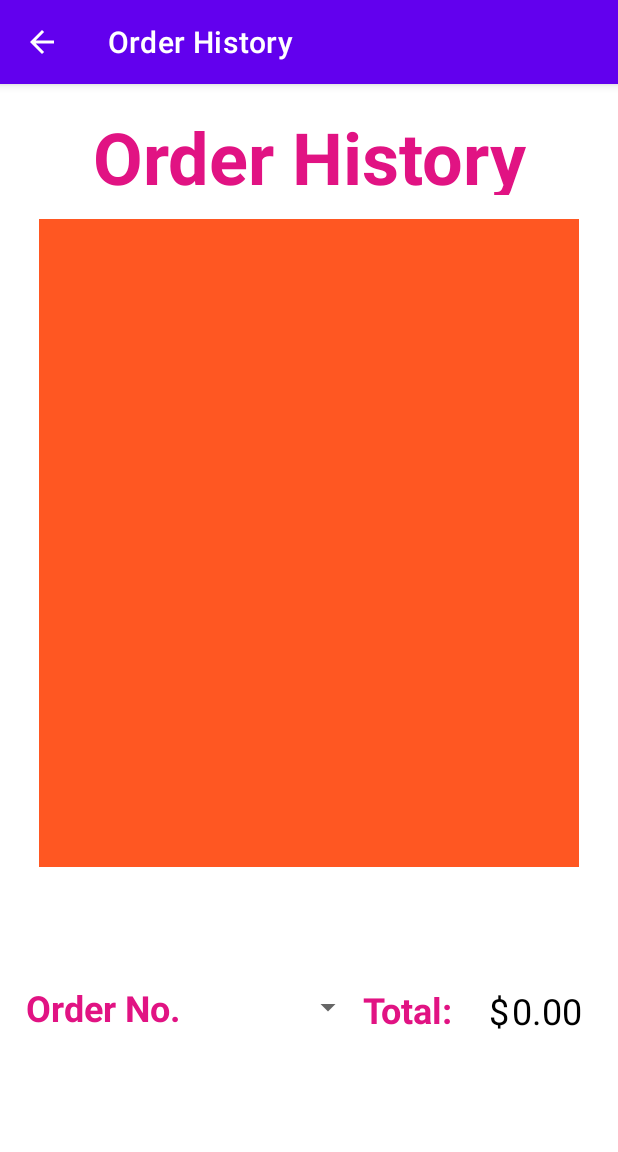
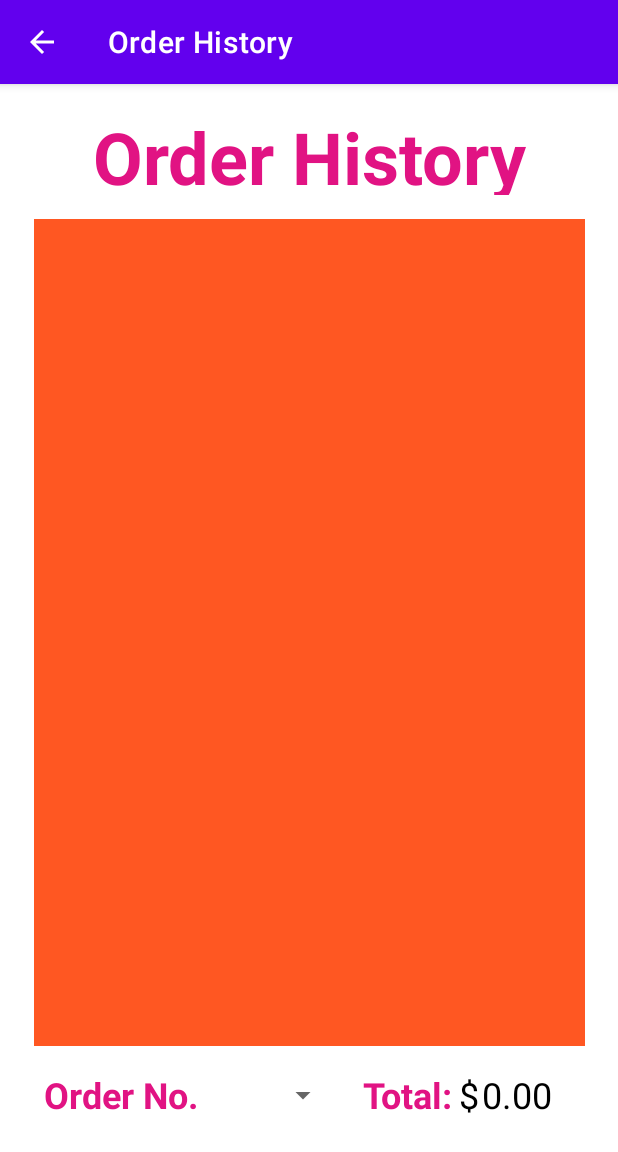
Before and after one commit to map112300/RUCafe_Android, an Android app: the screen it shows after launch (StoreOrdersActivity), after a tap on an icon or button, on a phone screen of 412 x 824 dp. Shown: the top 1152 px of the screen. Run offline under Robolectric (Android 15) with nearby library versions, the phone set to English and light mode, and no system bars.

Commit message:
Clean up

```diff
--- a/app/src/main/java/com/example/rucafe_android/BasketActivity.java
+++ b/app/src/main/java/com/example/rucafe_android/BasketActivity.java
@@ -84,7 +84,7 @@ public class BasketActivity extends AppCompatActivity implements AdapterView.OnI
      */
     private void setPriceValues() {
 
-        double totalFromDonutActivity = OrderingDonutsActivity.totalDonuts;
+        double totalFromDonutActivity = OrderingDonutsActivity.totalPrice;
         double tax = NJ_TAX * totalFromDonutActivity;
         double totalOrder = tax + totalFromDonutActivity;
 
@@ -115,7 +115,7 @@ public class BasketActivity extends AppCompatActivity implements AdapterView.OnI
 
         alert.setPositiveButton("yes", new DialogInterface.OnClickListener() {
             public void onClick(DialogInterface dialog, int which) {
-                OrderingDonutsActivity.totalDonuts -= Double.valueOf(MainActivity.itemsInOrder.get(position).itemPrice()); //update totalDonuts to be passed
+                OrderingDonutsActivity.totalPrice -= Double.valueOf(MainActivity.itemsInOrder.get(position).itemPrice()); //update totalDonuts to be passed
                 setPriceValues();
                 MainActivity.itemsInOrder.remove(position);
                 menuItemArrayAdapter.notifyDataSetChanged();
--- a/app/src/main/java/com/example/rucafe_android/MainActivity.java
+++ b/app/src/main/java/com/example/rucafe_android/MainActivity.java
@@ -5,72 +5,38 @@ import androidx.databinding.ObservableArrayList;
 
 import android.content.Intent;
 import android.os.Bundle;
-import android.view.View;
-import android.widget.Button;
 import android.widget.ImageButton;
-import android.widget.Toast;
 
 import java.util.ArrayList;
 
 public class MainActivity extends AppCompatActivity {
-
-    //xml ID variables
-    private ImageButton basketBT;
-    private ImageButton orderBT;
-    private ImageButton donutBT;
-    private ImageButton coffeeBT;
-
-
     public static ObservableArrayList<MenuItem> itemsInOrder = new ObservableArrayList<>();
     private Order currentOrder;
     private final ArrayList<Order> placedOrders = new ArrayList<>();
     private int orderNumber = 1;
 
-    public MainActivity() {
-        this.currentOrder = new Order(orderNumber);
-    }
-
     @Override
     protected void onCreate(Bundle savedInstanceState) {
         super.onCreate(savedInstanceState);
         setContentView(R.layout.main_view);
+        this.currentOrder = new Order(orderNumber);
+        //xml ID variables
+        ImageButton basketBT = (ImageButton) findViewById(R.id.basket_Button);
+        ImageButton orderBT = (ImageButton) findViewById(R.id.order_Button);
+        ImageButton donutBT = (ImageButton) findViewById(R.id.donut_Button);
+        ImageButton coffeeBT = (ImageButton) findViewById(R.id.coffee_Button);
 
-        //set all imageButton variables accordingly
-        basketBT = (ImageButton) findViewById(R.id.basket_Button);
-        orderBT = (ImageButton) findViewById(R.id.order_Button);
-        donutBT = (ImageButton) findViewById(R.id.donut_Button);
-        coffeeBT = (ImageButton) findViewById(R.id.coffee_Button);
+        createButton(BasketActivity.class, basketBT);
+        createButton(StoreOrdersActivity.class, orderBT);
+        createButton(OrderingDonutsActivity.class, donutBT);
+        createButton(OrderingCoffeeActivity.class, coffeeBT);
+    }
 
-        basketBT.setOnClickListener(new View.OnClickListener() {
-            @Override
-            public void onClick(View v) {
-                Intent intentBasket = new Intent(MainActivity.this, BasketActivity.class);
-                startActivity(intentBasket);
-            }
-        });
-
-        orderBT.setOnClickListener(new View.OnClickListener() {
-            @Override
-            public void onClick(View v) {
-                Intent intentOrder = new Intent(MainActivity.this, StoreOrdersActivity.class);
-                startActivity(intentOrder);
-            }
-        });
-
-        donutBT.setOnClickListener(new View.OnClickListener() {
-            @Override
-            public void onClick(View v) {
-                Intent intentDonut = new Intent(MainActivity.this, OrderingDonutsActivity.class);
-                startActivity(intentDonut);
-            }
-        });
-
-        coffeeBT.setOnClickListener(new View.OnClickListener() {
-            @Override
-            public void onClick(View v) {
-                Intent intentCoffee = new Intent(MainActivity.this, OrderingCoffeeActivity.class);
-                startActivity(intentCoffee);
-            }
+    @SuppressWarnings("rawtypes")
+    private void createButton(Class targetClass, ImageButton button) {
+        button.setOnClickListener(v -> {
+            Intent intent = new Intent(MainActivity.this, targetClass);
+            startActivity(intent);
         });
     }
 
@@ -95,7 +61,7 @@ public class MainActivity extends AppCompatActivity {
     /**
      * Places the current order
      */
-    public void addOrderToStoreOrders() {
+    public void placeOrder() {
         this.placedOrders.add(this.currentOrder);
         this.orderNumber += 1;
         this.currentOrder = new Order(this.orderNumber);
--- a/app/src/main/res/layout/activity_store_orders.xml
+++ b/app/src/main/res/layout/activity_store_orders.xml
@@ -11,20 +11,14 @@
         android:id="@+id/textView14"
         android:layout_width="wrap_content"
         android:layout_height="wrap_content"
-        android:layout_marginStart="2dp"
-        android:layout_marginTop="565dp"
-        android:layout_marginEnd="281dp"
-        android:layout_marginBottom="136dp"
+        android:layout_marginStart="29dp"
+        android:layout_marginTop="16dp"
         android:text="@string/order_numbers"
         android:textColor="#E11383"
         android:textSize="24sp"
         android:textStyle="bold"
-        app:layout_constraintBottom_toBottomOf="parent"
-        app:layout_constraintEnd_toEndOf="parent"
-        app:layout_constraintHorizontal_bias="0.583"
         app:layout_constraintStart_toStartOf="parent"
-        app:layout_constraintTop_toTopOf="parent"
-        app:layout_constraintVertical_bias="1.0" />
+        app:layout_constraintTop_toBottomOf="@+id/items_listview" />
 
     <TextView
         android:id="@+id/textView3"
@@ -43,8 +37,8 @@
 
     <ListView
         android:id="@+id/items_listview"
-        android:layout_width="360dp"
-        android:layout_height="432dp"
+        android:layout_width="367dp"
+        android:layout_height="551dp"
         android:layout_marginTop="16dp"
         android:background="#FF5722"
         android:textAlignment="center"
@@ -57,65 +51,47 @@
         android:id="@+id/textView9"
         android:layout_width="wrap_content"
         android:layout_height="wrap_content"
-        android:layout_marginStart="242dp"
-        android:layout_marginTop="2dp"
+        android:layout_marginStart="16dp"
         android:text="@string/total_Price"
         android:textColor="#E11383"
         android:textSize="24sp"
         android:textStyle="bold"
         app:layout_constraintBottom_toBottomOf="@+id/textView14"
-        app:layout_constraintStart_toStartOf="parent"
+        app:layout_constraintStart_toEndOf="@+id/spinner2"
         app:layout_constraintTop_toTopOf="@+id/textView14" />
 
     <TextView
         android:id="@+id/total_field"
         android:layout_width="wrap_content"
         android:layout_height="wrap_content"
-        android:layout_marginStart="341dp"
+        android:layout_marginStart="2dp"
         android:text="@string/default_price"
         android:textColor="#000000"
         android:textSize="24sp"
         app:layout_constraintBottom_toBottomOf="@+id/subtotal_field2"
-        app:layout_constraintStart_toStartOf="parent"
+        app:layout_constraintStart_toEndOf="@+id/subtotal_field2"
         app:layout_constraintTop_toTopOf="@+id/subtotal_field2" />
 
     <TextView
         android:id="@+id/subtotal_field2"
         android:layout_width="wrap_content"
         android:layout_height="wrap_content"
-        android:layout_marginStart="326dp"
-        android:layout_marginTop="1dp"
+        android:layout_marginStart="4dp"
         android:text="@string/dollar_sign"
         android:textColor="#000000"
         android:textSize="24sp"
         app:layout_constraintBottom_toBottomOf="@+id/textView9"
-        app:layout_constraintStart_toStartOf="parent"
+        app:layout_constraintStart_toEndOf="@+id/textView9"
         app:layout_constraintTop_toTopOf="@+id/textView9" />
-
-    <androidx.constraintlayout.widget.Guideline
-        android:id="@+id/guideline"
-        android:layout_width="wrap_content"
-        android:layout_height="wrap_content"
-        android:orientation="vertical"
-        app:layout_constraintGuide_begin="326dp" />
-
-    <androidx.constraintlayout.widget.Guideline
-        android:id="@+id/guideline2"
-        android:layout_width="wrap_content"
-        android:layout_height="wrap_content"
-        android:orientation="vertical"
-        app:layout_constraintGuide_begin="303dp" />
 
     <Spinner
         android:id="@+id/spinner2"
-        android:layout_width="113dp"
-        android:layout_height="29dp"
-        android:layout_marginStart="129dp"
-        android:layout_marginTop="1dp"
+        android:layout_width="90dp"
+        android:layout_height="48dp"
+        android:layout_marginStart="4dp"
         app:layout_constraintBottom_toBottomOf="@+id/textView14"
-        app:layout_constraintStart_toStartOf="parent"
-        app:layout_constraintTop_toTopOf="@+id/textView14"
-        app:layout_constraintVertical_bias="0.0" />
+        app:layout_constraintStart_toEndOf="@+id/textView14"
+        app:layout_constraintTop_toTopOf="@+id/textView14" />
 
 
 </androidx.constraintlayout.widget.ConstraintLayout>
```
Also changed, not shown: app/src/main/java/com/example/rucafe_android/DonutAdapter.java (+13 -26 lines), app/src/main/java/com/example/rucafe_android/OrderingDonutsActivity.java (+6 -10 lines), app/src/main/res/layout/activity_basket.xml (+4 -3 lines).
